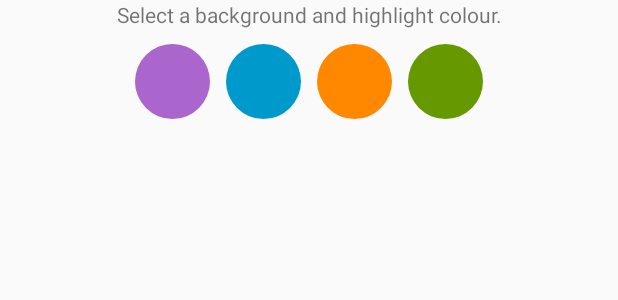
After one commit to thunsaker/Xcerpt, an Android app: the layout pick_colour_view.xml on its own in the app's theme, with its tools: preview values and no code run, on a phone screen of 412 x 824 dp. The commit adds this screen. Shown: the top 300 px of the screen. Run offline under Robolectric (Android 15) with nearby library versions, the phone set to English and light mode, and no system bars.

Commit message:
color picker 1 row with holo colours

```diff
--- /dev/null
+++ b/app/src/main/res/drawable/circle.xml
@@ -0,0 +1,3 @@
+<?xml version="1.0" encoding="utf-8"?>
+<shape xmlns:android="http://schemas.android.com/apk/res/android" android:shape="oval" >
+</shape>
--- /dev/null
+++ b/app/src/main/res/layout/pick_colour_view.xml
@@ -0,0 +1,41 @@
+<?xml version="1.0" encoding="utf-8"?>
+<LinearLayout xmlns:android="http://schemas.android.com/apk/res/android"
+              android:orientation="vertical"
+              android:layout_width="match_parent"
+              android:layout_height="match_parent">
+
+    <TextView
+        android:layout_width="match_parent"
+        android:layout_height="wrap_content"
+        android:text="@string/instructions_colour"
+        android:gravity="center"
+        android:layout_marginBottom="10dp"/>
+
+    <LinearLayout
+        android:layout_width="match_parent"
+        android:layout_height="wrap_content"
+        android:gravity="center">
+
+        <View
+            android:id="@+id/purple"
+            android:backgroundTint="@android:color/holo_purple"
+            style="@style/Circle"/>
+
+        <View
+            android:id="@+id/blue"
+            android:backgroundTint="@android:color/holo_blue_dark"
+            style="@style/Circle"/>
+
+        <View
+            android:id="@+id/orange"
+            android:backgroundTint="@android:color/holo_orange_dark"
+            style="@style/Circle"/>
+
+        <View
+            android:id="@+id/green"
+            android:backgroundTint="@android:color/holo_green_dark"
+            style="@style/Circle"/>
+
+    </LinearLayout>
+
+</LinearLayout>
--- a/app/src/main/res/values/styles.xml
+++ b/app/src/main/res/values/styles.xml
@@ -5,4 +5,12 @@
         <!-- Customize your theme here. -->
     </style>
 
+    <style name="Circle">
+        <item name="android:layout_width">50dp</item>
+        <item name="android:layout_height">50dp</item>
+        <item name="android:layout_marginLeft">5dp</item>
+        <item name="android:layout_marginRight">5dp</item>
+        <item name="android:background">@drawable/circle</item>
+    </style>
+
 </resources>
```
Also changed, not shown: app/src/main/java/ericbai/com/sharepiece/CustomizeActivity.java (+6 -8 lines), app/src/main/java/ericbai/com/sharepiece/ScreenSlidePageFragment.java (+37 -4 lines).
